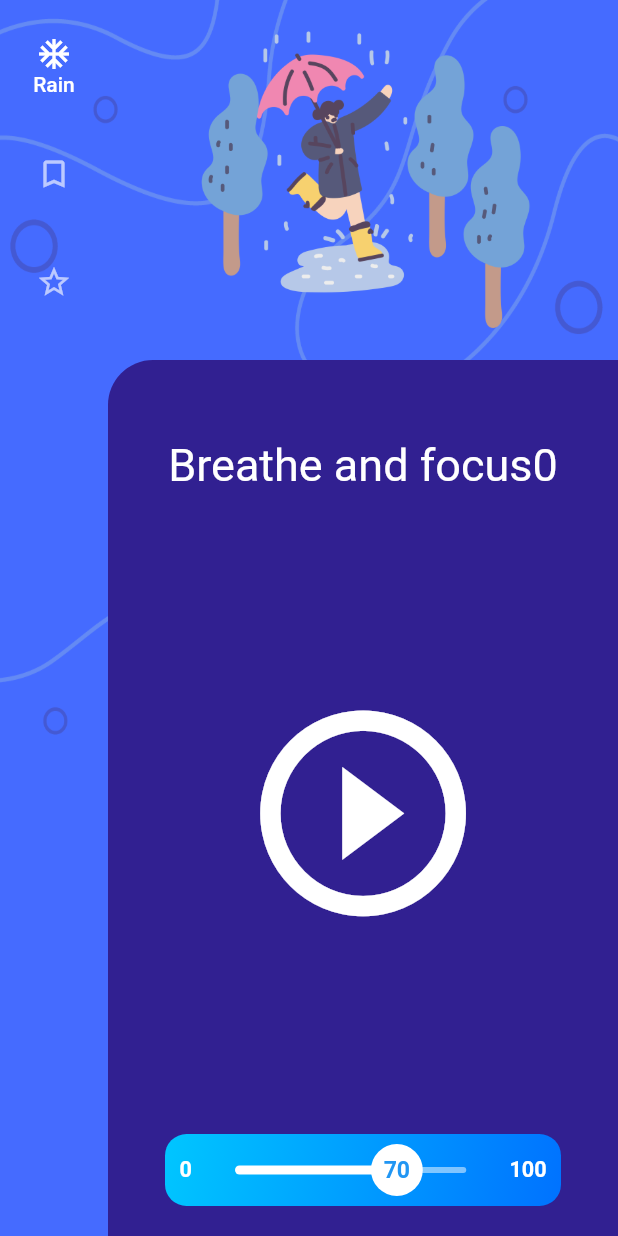
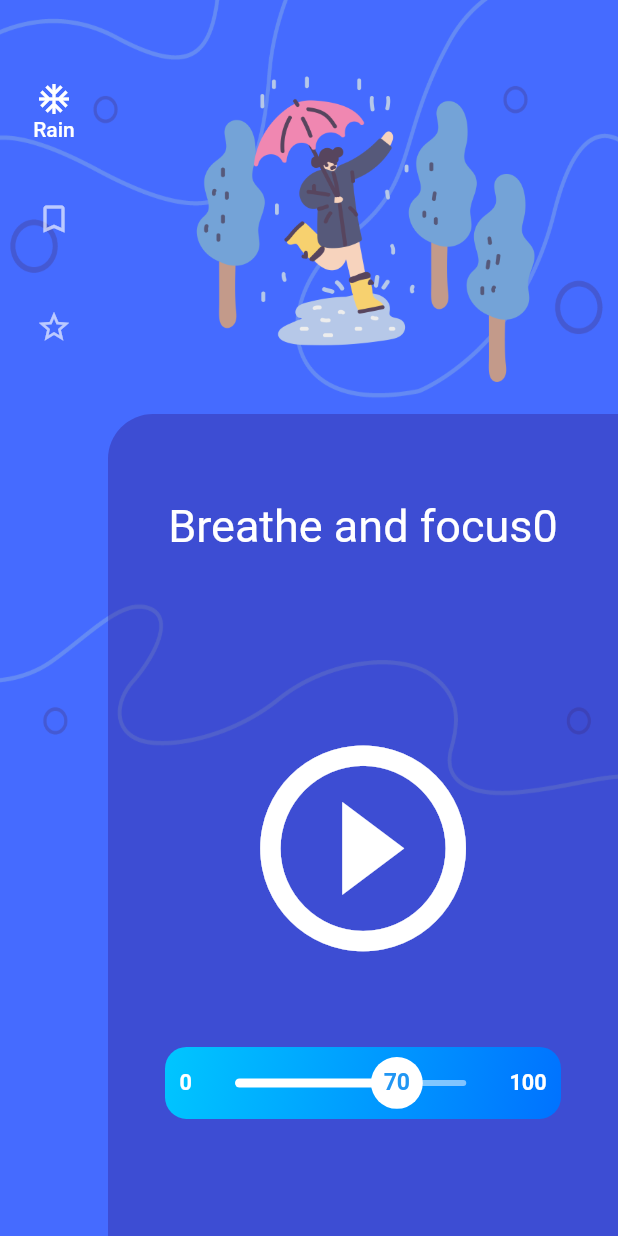
Before and after one commit to BLKKKBVSIK/RelaxingRain, a Flutter app: the screen it shows after launch, after a tap on "I want to relax", on a phone screen of 412 x 824 dp. Run offline on Flutter 3.47's test engine with Material 2 defaults, Android fonts, the phone set to English and light mode, and no system bars; our stand-ins replace audioplayers, device_preview.

Commit message:
Desktop version almost good.

```diff
--- a/lib/kConstant.dart
+++ b/lib/kConstant.dart
@@ -2,3 +2,4 @@ import 'package:flutter/material.dart';
 
 const Color kBlueBackground = Color.fromRGBO(49, 32, 145, 1);
 const Color kBlueishDye = Color.fromRGBO(33, 61, 165, 1);
+const Color kBlueCardBackground = Color.fromRGBO(49, 32, 145, .4);
--- a/lib/main.dart
+++ b/lib/main.dart
@@ -44,16 +44,19 @@ class _MyHomePageState extends State<MyHomePage> {
   Widget build(BuildContext context) {
     return Scaffold(
       body: Container(
+        padding: EdgeInsets.all(20),
         color: kBlueBackground,
         child: Column(
           mainAxisAlignment: MainAxisAlignment.center,
           crossAxisAlignment: CrossAxisAlignment.center,
           children: <Widget>[
-            Container(
-              height: MediaQuery.of(context).size.width * 0.60,
-              child: Hero(
-                tag: 'picto',
-                child: Image.asset('assets/picto.png'),
+            Flexible(
+              child: Container(
+                height: MediaQuery.of(context).size.width * 0.60,
+                child: Hero(
+                  tag: 'picto',
+                  child: Image.asset('assets/picto.png'),
+                ),
               ),
             ),
             Center(
--- a/lib/screens/homepage.dart
+++ b/lib/screens/homepage.dart
@@ -66,7 +66,8 @@ class _HomepageState extends State<Homepage> {
               ),
             ),
           ),
-          SafeArea(
+            Padding(
+              padding: const EdgeInsets.only(top: 30),
               child: Row(
                 children: <Widget>[
                   NavigationRail(
@@ -118,7 +119,7 @@ class _HomepageState extends State<Homepage> {
   Widget getRightContentCards(int selectedIndex) {
     switch (selectedIndex) {
       case 0:
-        return ContentCards(selectedIndex: _selectedIndex, bgColor: kBlueBackground);
+        return ContentCards(selectedIndex: _selectedIndex, bgColor: kBlueCardBackground);
         break;
       case 1:
         return ContentCards(selectedIndex: _selectedIndex, bgColor: kBlueishDye);
--- a/lib/widgets/content_cards.dart
+++ b/lib/widgets/content_cards.dart
@@ -1,6 +1,7 @@
 import 'package:audioplayers/audio_cache.dart';
 import 'package:audioplayers/audioplayers.dart';
 import 'package:flutter/material.dart';
+import 'dart:io';
 import 'package:relaxing_rain/kConstant.dart';
 import 'package:relaxing_rain/widgets/custom_slider_thumb.dart';
 
@@ -41,64 +42,72 @@ class _ContentCardsState extends State<ContentCards> {
               tag: 'picto',
               child: Image.asset(
                 'assets/picto.png',
-                height: 200,
-                width: 200,
+                height: MediaQuery.of(context).size.height * .25,
+                width: MediaQuery.of(context).size.width * .25,
               ),
             ),
           ),
           Expanded(
             child: Container(
+              height: MediaQuery.of(context).size.height,
               width: MediaQuery.of(context).size.width,
-                padding: EdgeInsets.symmetric(vertical: 20),
               decoration: BoxDecoration(
                 borderRadius: BorderRadius.only(topLeft: Radius.circular(30)),
                 color: widget.bgColor,
               ),
+              child: SingleChildScrollView(
+                child: Container(
+                  height: MediaQuery.of(context).size.height * .64,
                   child: Column(
+                    mainAxisAlignment: MainAxisAlignment.spaceAround,
                     children: <Widget>[
-                    SizedBox(
-                      height: MediaQuery.of(context).size.width * .08,
-                    ),
                       Text(
-                      "Breathe and focus" + widget.selectedIndex.toString() ,
+                        "Breathe and focus" + widget.selectedIndex.toString(),
                         style: TextStyle(color: Colors.white, fontSize: 30),
                       ),
-                    SizedBox(
-                      height: MediaQuery.of(context).size.width * .08,
-                    ),
-                    Expanded(
-                      child: InkWell(
+                      InkWell(
                         onTap: () {
                           fixedPlayer.state == AudioPlayerState.PLAYING
                               ? pauseLocal()
                               : playLocal();
                           setState(() {
                             playState = !playState;
+                            iconRightSize();
                           });
                         },
                         child: playState
                             ? Icon(
                                 Icons.pause_circle_outline,
                                 color: Colors.white,
-                                size: MediaQuery.of(context).size.width * .4,
+                                size: iconRightSize(),
                               )
-                            : Icon(
+                            : Container(
+                                constraints: BoxConstraints(maxHeight: 100),
+                                child: Icon(
                                   Icons.play_circle_outline,
                                   color: Colors.white,
-                                size: MediaQuery.of(context).size.width * .4,
+                                  size: iconRightSize(),
                                 ),
                               ),
                       ),
-                    SizedBox(
-                      height: MediaQuery.of(context).size.width * .08,
+                      volumeSlider(),
+                    ],
                   ),
-                    volumeSlider()
-                  ],
-                )),
-          )
+                ),
+              ),
+            ),
+          ),
         ],
       ),
     );
+  }
+
+  double iconRightSize() {
+    if (MediaQuery.of(context).orientation == Orientation.landscape || Platform.isMacOS || Platform.isWindows || Platform.isLinux) {
+      return MediaQuery.of(context).size.width * .1;
+    } else {
+      return MediaQuery.of(context).size.width * .4;
+    }
   }
 
   playLocal() async {
```
Also changed, not shown: pubspec.lock, 1 other file. Lines whose indentation alone changed are shown as unchanged.
